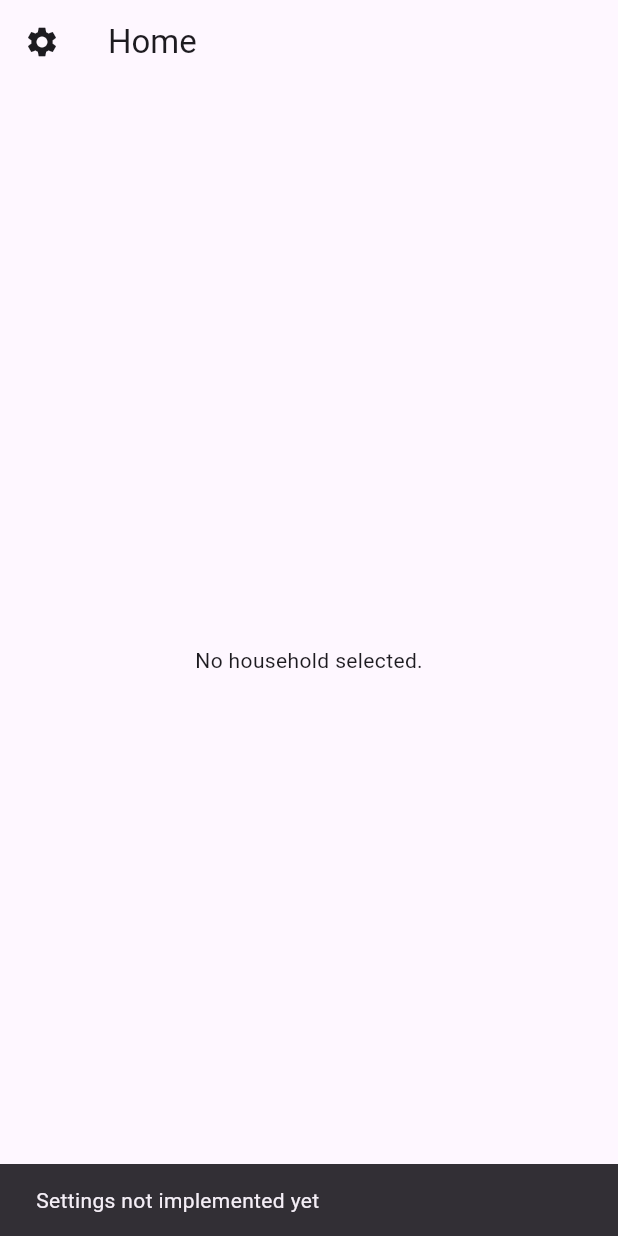
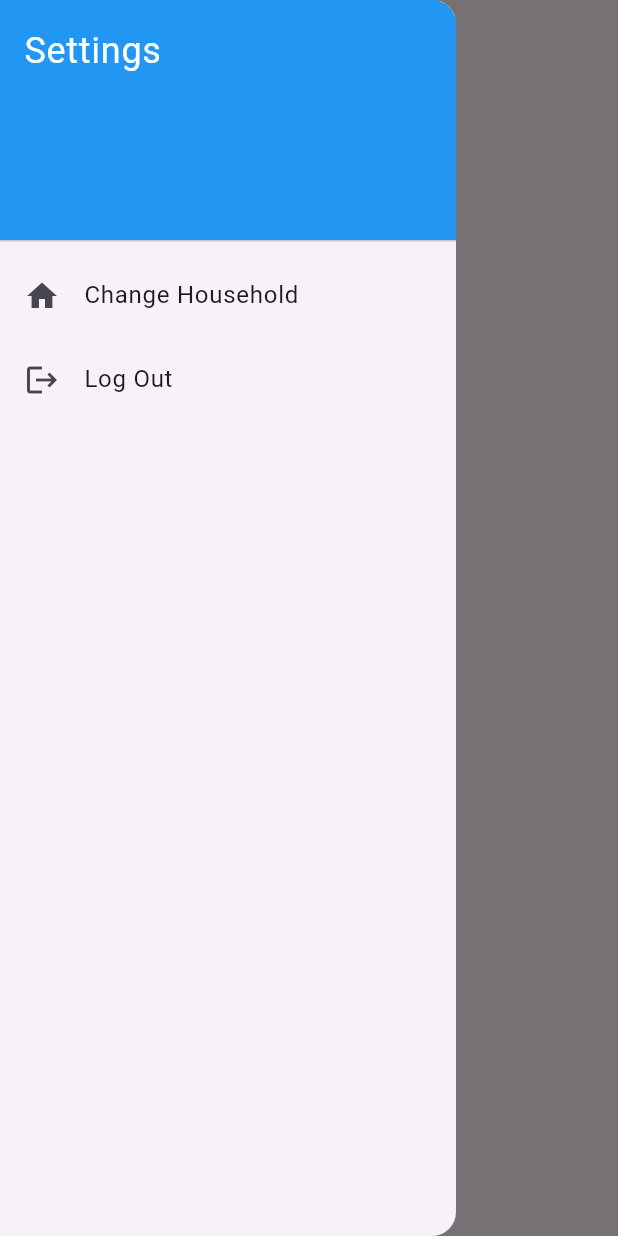
Before and after one commit to mimsilly/pantryOrganizer, a Flutter app: the HomePage screen opened by its route, after a tap on the "settings" icon, on a phone screen of 412 x 824 dp. Run offline on Flutter 3.47's test engine with Material 3 defaults, Android fonts, the light colour scheme and no system bars; our stand-ins replace shared_preferences, supabase_flutter; accounts and stored records are empty.

Commit message:
Log out and change household

```diff
--- a/lib/pages/home_page.dart
+++ b/lib/pages/home_page.dart
@@ -12,6 +12,8 @@ class HomePage extends StatefulWidget {
 }
 
 class _HomePageState extends State<HomePage> {
+  final GlobalKey<ScaffoldState> _scaffoldKey = GlobalKey<ScaffoldState>();
+
   List<Map<String, dynamic>> _locations = [];
   bool _loading = true;
   String? _error;
@@ -62,10 +64,7 @@ void _goToCreateLocation() async {
 
 
   void _goToSettings() {
-    // TODO: Implement settings page
-    ScaffoldMessenger.of(context).showSnackBar(
-      const SnackBar(content: Text('Settings not implemented yet')),
-    );
+    _scaffoldKey.currentState?.openDrawer();
   }
 
   @override
@@ -73,13 +72,48 @@ void _goToCreateLocation() async {
     final screenWidth = MediaQuery.of(context).size.width;
     final itemWidth = screenWidth / 3;
     return Scaffold(
+      key: _scaffoldKey,
       appBar: AppBar(
         title: const Text('Home'),
         leading: IconButton(
           icon: const Icon(Icons.settings),
-          onPressed: _goToSettings,
+          onPressed: () {
+            _goToSettings();
+          },
         ),
       ),
+        drawer: Drawer(
+          child: ListView(
+            padding: EdgeInsets.zero,
+            children: [
+              const DrawerHeader(
+                decoration: BoxDecoration(color: Colors.blue),
+                child: Text('Settings', style: TextStyle(color: Colors.white, fontSize: 24)),
+              ),
+              ListTile(
+                leading: const Icon(Icons.home),
+                title: const Text('Change Household'),
+                onTap: () async {
+                  final prefs = await SharedPreferences.getInstance();
+                  await prefs.remove('selected_household_id');
+                  if (!context.mounted) return;
+                  Navigator.pushReplacementNamed(context, '/households');
+                },
+              ),
+              ListTile(
+                leading: const Icon(Icons.logout),
+                title: const Text('Log Out'),
+                onTap: () async {
+                  await Supabase.instance.client.auth.signOut();
+                  final prefs = await SharedPreferences.getInstance();
+                  await prefs.remove('selected_household_id');
+                  if (!context.mounted) return;
+                  Navigator.pushReplacementNamed(context, '/');
+                },
+              ),
+            ],
+          ),
+        ),
       body: _loading
           ? const Center(child: CircularProgressIndicator())
           : _error != null
```
